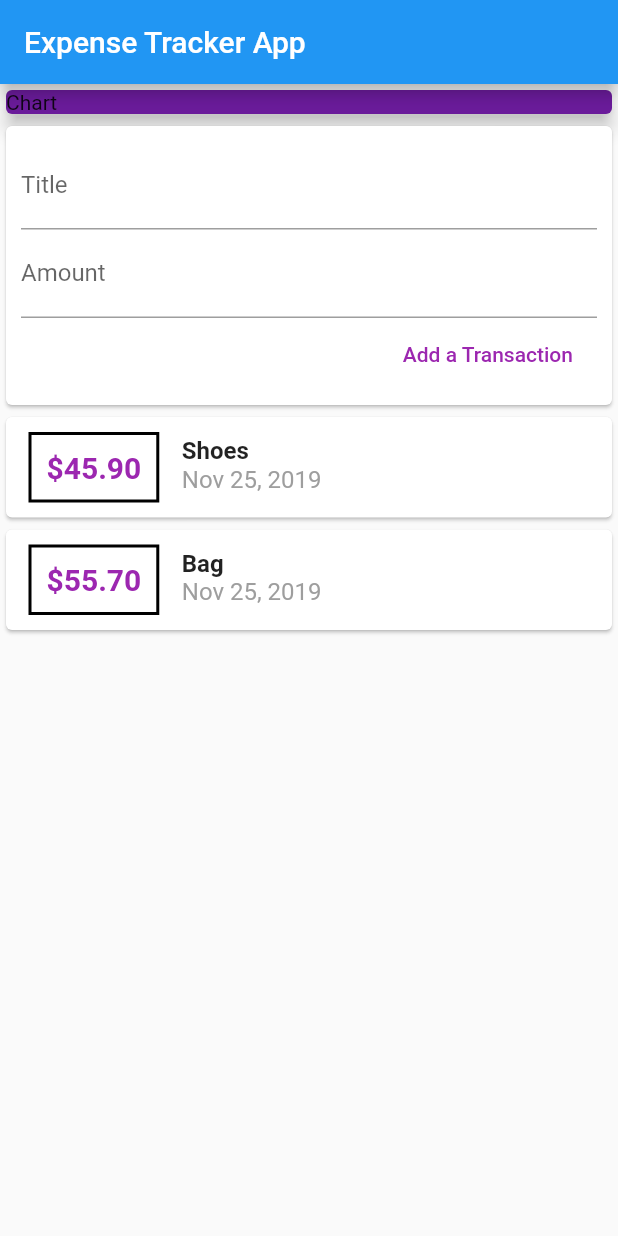
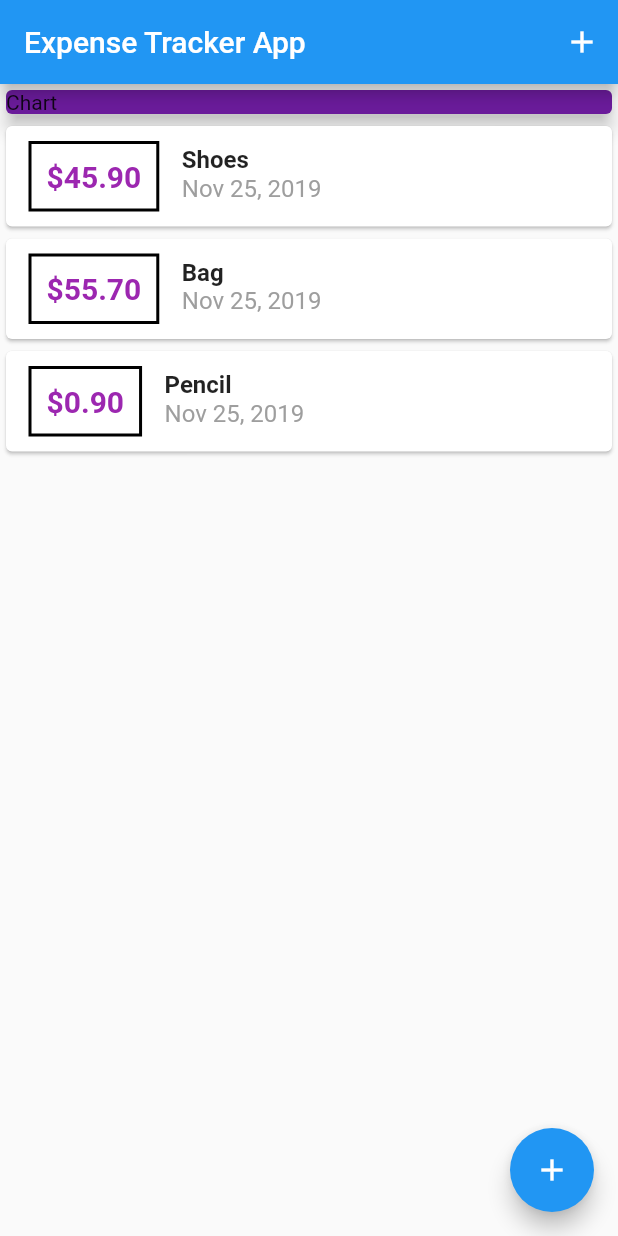
Before and after one commit to albertdugba/expense-manager-flutter, a Flutter app: the screen it shows after launch, on a phone screen of 412 x 824 dp. Run offline on Flutter 3.47's test engine with Material 2 defaults, Android fonts, the phone set to English and light mode, and no system bars.

Commit message:
code refactoring

```diff
--- a/lib/main.dart
+++ b/lib/main.dart
@@ -1,7 +1,7 @@
-import 'package:academind_flutter/widgets/new_transaction.dart';
-import 'package:academind_flutter/widgets/user_transaction.dart';
 import 'package:flutter/material.dart';
 
+import 'package:academind_flutter/model/transaction.dart';
+import 'package:academind_flutter/widgets/new_transaction.dart';
 import 'package:academind_flutter/widgets/transaction_list.dart';
 
 void main() => runApp(Application());
@@ -12,22 +12,61 @@ class Application extends StatelessWidget {
     return MaterialApp(
       debugShowCheckedModeBanner: false,
       home: HomePage(),
-      title: 'Expense Tracker',
     );
   }
 }
 
-class HomePage extends StatelessWidget {
-  // String titleInput, amountInput;
+class HomePage extends StatefulWidget {
+  @override
+  _HomePageState createState() => _HomePageState();
+}
+
+class _HomePageState extends State<HomePage> {
+  final titleController = TextEditingController();
+  final amountController = TextEditingController();
+
+  final List<Transaction> _userTransaction = [
+    Transaction(id: 't1', title: 'Shoes', amount: 45.90, date: DateTime.now()),
+    Transaction(id: 't2', title: 'Bag', amount: 55.70, date: DateTime.now()),
+    Transaction(id: 't3', title: 'Pencil', amount: 0.90, date: DateTime.now()),
+  ];
+
+  void _addNewTransaction(String txTitle, double txAmount) {
+    final newTx = Transaction(
+        title: txTitle,
+        amount: txAmount,
+        date: DateTime.now(),
+        id: DateTime.now().toString());
+
+    setState(() {
+      _userTransaction.add(newTx);
+    });
+  }
+
+  void _startAddingNewTransactions(BuildContext ctx) {
+    showModalBottomSheet(
+        context: ctx,
+        builder: (_) {
+          return GestureDetector(
+              behavior: HitTestBehavior.opaque,
+              onTap: () {},
+              child: NewTransaction(_addNewTransaction));
+        });
+  }
 
   @override
   Widget build(BuildContext context) {
     return Scaffold(
       appBar: AppBar(
         title: Text('Expense Tracker App'),
+        actions: <Widget>[
+          IconButton(
+              icon: Icon(Icons.add),
+              onPressed: () => _startAddingNewTransactions(context))
+        ],
       ),
       body: SingleChildScrollView(
-              child: Column(
+        child: Column(
           // mainAxisAlignment: MainAxisAlignment.start,
           crossAxisAlignment: CrossAxisAlignment.stretch,
           children: <Widget>[
@@ -39,10 +78,13 @@ class HomePage extends StatelessWidget {
                 elevation: 5.0,
               ),
             ),
-            UserTransactions()
+            TransactionList(_userTransaction)
           ],
         ),
       ),
+      floatingActionButton: FloatingActionButton(
+          onPressed: () => _startAddingNewTransactions(context),
+          child: Icon(Icons.add)),
     );
   }
 }
--- a/lib/widgets/user_transaction.dart
+++ /dev/null
@@ -1,39 +0,0 @@
-import 'package:flutter/material.dart';
-import 'package:academind_flutter/model/transaction.dart';
-import 'package:academind_flutter/widgets/new_transaction.dart';
-import 'package:academind_flutter/widgets/transaction_list.dart';
-
-class UserTransactions extends StatefulWidget {
-  @override
-  _UserTransactionsState createState() => _UserTransactionsState();
-}
-
-class _UserTransactionsState extends State<UserTransactions> {
-  final List<Transaction> _userTransaction = [
-    Transaction(id: 't1', title: 'Shoes', amount: 45.90, date: DateTime.now()),
-    Transaction(id: 't2', title: 'Bag', amount: 55.70, date: DateTime.now()),
-    // Transaction(id: 't4', title: 'Pencil', amount: 0.90, date: DateTime.now()),
-  ];
-
-  void _addNewTransaction(String txTitle, double txAmount) {
-    final newTx = Transaction(
-        title: txTitle,
-        amount: txAmount,
-        date: DateTime.now(),
-        id: DateTime.now().toString());
-
-    setState(() {
-      _userTransaction.add(newTx);
-    });
-  }
-
-  @override
-  Widget build(BuildContext context) {
-    return Column(
-      children: <Widget>[
-        NewTransaction(_addNewTransaction),
-        TransactionList(_userTransaction)
-      ],
-    );
-  }
-}
```
Also changed, not shown: lib/widgets/new_transaction.dart (+9 -8 lines).
